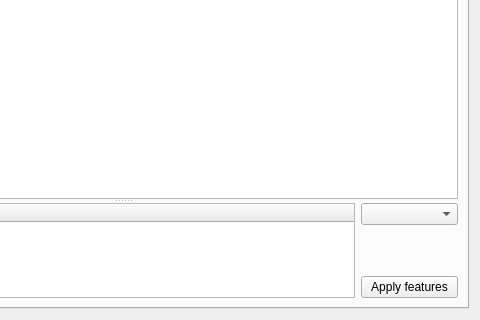
This is src/mainview.ui in fontmatrix/fontmatrix as Qt 5 draws it before an edit; both pictures show x 235 to 715 and y 177 to 497 of the 715 by 497 pixel window. The edited form follows.
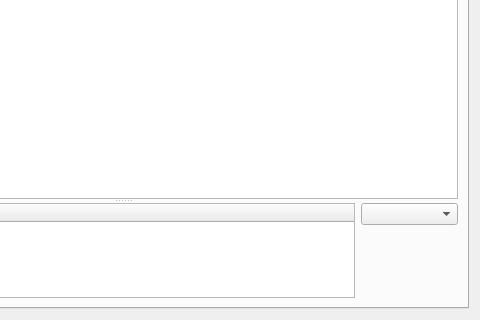
This is the edited form. The open tabs and pages were chosen to show the change. Icons and pictures are not drawn. Custom widgets are drawn as their Qt base class.

Commit message: fontmatrix: CHANGED Features are applied when checkboxes are checked or unchecked

```diff
--- a/src/mainview.ui
+++ b/src/mainview.ui
@@ -268,13 +268,6 @@
                 </property>
                </spacer>
               </item>
-              <item>
-               <widget class="QPushButton" name="OTFeaturesButton" >
-                <property name="text" >
-                 <string>Apply features</string>
-                </property>
-               </widget>
-              </item>
              </layout>
             </item>
            </layout>
```
The commit also changes 1 other file.
